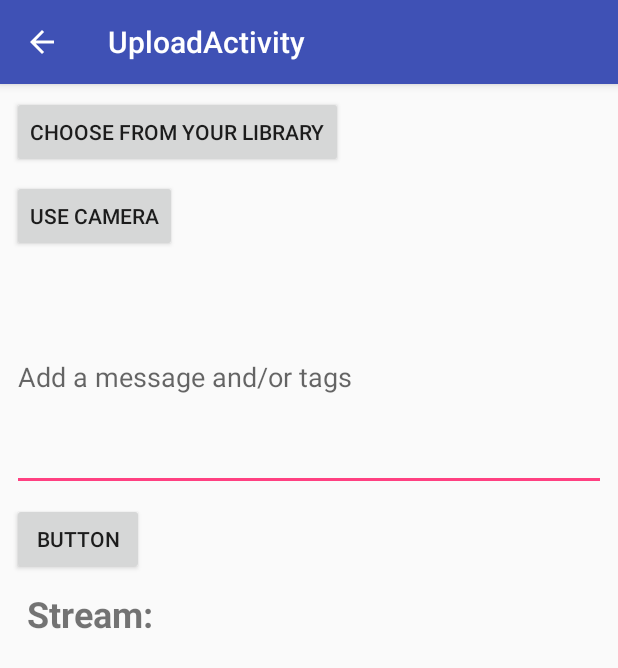
After one commit to rayolanderos/UT-APT-MiniProject, an Android app: the UploadActivity screen opened directly, with no data from a screen before it, on a phone screen of 412 x 824 dp. The commit adds this screen. Shown: the top 668 px of the screen. Run offline under Robolectric (Android 15) with nearby library versions, the phone set to English and light mode, and no system bars.

```diff
--- a/androidapp/Connexus/app/build.gradle
+++ b/androidapp/Connexus/app/build.gradle
@@ -26,5 +26,6 @@ dependencies {
     })
     compile 'com.android.support:appcompat-v7:26.+'
     compile 'com.android.support.constraint:constraint-layout:1.0.2'
+    compile 'com.android.support:design:26.+'
     testCompile 'junit:junit:4.12'
 }
--- /dev/null
+++ b/androidapp/Connexus/app/src/main/java/com/green/apt/connexus/UploadActivity.java
@@ -0,0 +1,42 @@
+package com.green.apt.connexus;
+
+import android.os.Bundle;
+import android.content.Intent;
+import android.support.design.widget.FloatingActionButton;
+import android.support.design.widget.Snackbar;
+import android.support.v7.app.AppCompatActivity;
+import android.support.v7.widget.Toolbar;
+import android.view.View;
+
+import com.green.apt.connexus.controllers.UploadController;
+
+public class UploadActivity extends AppCompatActivity {
+
+    public static final String DISPLAY_MESSAGE = "com.green.apt.connexus.Library";
+    public static final String CAMERA_MESSAGE = "com.green.apt.connexus.OpenCamera";
+    private UploadController controller;
+
+    @Override
+    protected void onCreate(Bundle savedInstanceState) {
+        super.onCreate(savedInstanceState);
+        controller = new UploadController(this);
+        setContentView(R.layout.activity_upload);
+        Toolbar toolbar = (Toolbar) findViewById(R.id.toolbar);
+        setSupportActionBar(toolbar);
+
+        getSupportActionBar().setDisplayHomeAsUpEnabled(true);
+    }
+
+    public void chooseFromLibraryClick(View view) {
+//        Intent intent  = new Intent(this, DisplayMessageActivity.class);
+//        intent.putExtra(EXTRA_MESSAGE, message);
+//        startActivity(intent);
+    }
+
+    public void useCameraClick(View view) {
+        Intent intent  = new Intent(this, CameraActivity.class);
+        intent.putExtra(CAMERA_MESSAGE, "");
+        startActivity(intent);
+    }
+
+}
--- /dev/null
+++ b/androidapp/Connexus/app/src/main/java/com/green/apt/connexus/controllers/UploadController.java
@@ -0,0 +1,20 @@
+package com.green.apt.connexus.controllers;
+
+import android.content.Intent;
+import android.provider.MediaStore;
+
+import com.green.apt.connexus.UploadActivity;
+
+/**
+ * Created by memo on 23/10/17.
+ */
+
+public class UploadController extends BaseController{
+
+    private UploadActivity activity;
+
+    public UploadController(UploadActivity activity) {
+        this.activity = activity;
+    }
+
+}
--- /dev/null
+++ b/androidapp/Connexus/app/src/main/res/layout/activity_upload.xml
@@ -0,0 +1,25 @@
+<?xml version="1.0" encoding="utf-8"?>
+<android.support.design.widget.CoordinatorLayout xmlns:android="http://schemas.android.com/apk/res/android"
+    xmlns:app="http://schemas.android.com/apk/res-auto"
+    xmlns:tools="http://schemas.android.com/tools"
+    android:layout_width="match_parent"
+    android:layout_height="match_parent"
+    tools:context="com.green.apt.connexus.UploadActivity">
+
+    <android.support.design.widget.AppBarLayout
+        android:layout_width="match_parent"
+        android:layout_height="wrap_content"
+        android:theme="@style/AppTheme.AppBarOverlay">
+
+        <android.support.v7.widget.Toolbar
+            android:id="@+id/toolbar"
+            android:layout_width="match_parent"
+            android:layout_height="?attr/actionBarSize"
+            android:background="?attr/colorPrimary"
+            app:popupTheme="@style/AppTheme.PopupOverlay" />
+
+    </android.support.design.widget.AppBarLayout>
+
+    <include layout="@layout/content_upload" />
+
+</android.support.design.widget.CoordinatorLayout>
--- /dev/null
+++ b/androidapp/Connexus/app/src/main/res/layout/content_upload.xml
@@ -0,0 +1,83 @@
+<?xml version="1.0" encoding="utf-8"?>
+<android.support.constraint.ConstraintLayout xmlns:android="http://schemas.android.com/apk/res/android"
+    xmlns:app="http://schemas.android.com/apk/res-auto"
+    xmlns:tools="http://schemas.android.com/tools"
+    android:layout_width="match_parent"
+    android:layout_height="match_parent"
+    app:layout_behavior="@string/appbar_scrolling_view_behavior"
+    tools:context="com.green.apt.connexus.UploadActivity"
+    tools:showIn="@layout/activity_upload">
+
+    <Button
+        android:id="@+id/chooseFromLibraryBtn"
+        android:layout_width="wrap_content"
+        android:layout_height="wrap_content"
+        android:layout_marginLeft="8dp"
+        android:layout_marginTop="8dp"
+        android:onClick="chooseFromLibraryClick"
+        android:text="@string/choose_from_library"
+        app:layout_constraintLeft_toLeftOf="parent"
+        app:layout_constraintTop_toTopOf="parent" />
+
+    <Button
+        android:id="@+id/useCameraBtn"
+        android:layout_width="wrap_content"
+        android:layout_height="wrap_content"
+        android:layout_marginLeft="8dp"
+        android:onClick="useCameraClick"
+        android:text="@string/use_camera"
+        app:layout_constraintLeft_toLeftOf="parent"
+        android:layout_marginTop="8dp"
+        app:layout_constraintTop_toBottomOf="@+id/chooseFromLibraryBtn" />
+
+    <EditText
+        android:id="@+id/messageAndTags"
+        android:layout_width="0dp"
+        android:layout_height="151dp"
+        android:layout_marginLeft="8dp"
+        android:ems="10"
+        android:hint="@string/add_message_or_tags"
+        android:inputType="textMultiLine"
+        android:singleLine="false"
+        app:layout_constraintLeft_toLeftOf="parent"
+        android:layout_marginTop="8dp"
+        app:layout_constraintTop_toBottomOf="@+id/useCameraBtn"
+        android:layout_marginRight="8dp"
+        app:layout_constraintRight_toRightOf="parent"
+        app:layout_constraintHorizontal_bias="0.473" />
+
+    <Button
+        android:id="@+id/button3"
+        android:layout_width="wrap_content"
+        android:layout_height="wrap_content"
+        android:layout_marginLeft="8dp"
+        android:text="Button"
+        app:layout_constraintLeft_toLeftOf="parent"
+        tools:text="@string/upload_button_action"
+        android:layout_marginTop="8dp"
+        app:layout_constraintTop_toBottomOf="@+id/messageAndTags" />
+
+    <TextView
+        android:id="@+id/textView"
+        android:layout_width="wrap_content"
+        android:layout_height="wrap_content"
+        android:layout_marginLeft="18dp"
+        android:layout_marginTop="9dp"
+        android:text="@string/stream_title"
+        android:textSize="24sp"
+        android:textStyle="bold"
+        app:layout_constraintLeft_toLeftOf="parent"
+        app:layout_constraintTop_toBottomOf="@+id/button3" />
+
+    <TextView
+        android:id="@+id/streamTitle"
+        android:layout_width="0dp"
+        android:layout_height="wrap_content"
+        android:layout_marginLeft="8dp"
+        android:layout_marginRight="8dp"
+        android:textSize="18sp"
+        app:layout_constraintLeft_toRightOf="@+id/textView"
+        app:layout_constraintRight_toRightOf="parent"
+        tools:layout_editor_absoluteY="341dp" />
+
+</android.support.constraint.ConstraintLayout>
--- /dev/null
+++ b/androidapp/Connexus/app/src/main/res/values/dimens.xml
@@ -0,0 +1,3 @@
+<resources>
+    <dimen name="fab_margin">16dp</dimen>
+</resources>
--- a/androidapp/Connexus/app/src/main/res/values/strings.xml
+++ b/androidapp/Connexus/app/src/main/res/values/strings.xml
@@ -1,3 +1,11 @@
 <resources>
     <string name="app_name">Connexus</string>
+    <string name="title_activity_upload">UploadActivity</string>
+    <string name="choose_from_library">Choose from your library</string>
+    <string name="use_camera">Use camera</string>
+    <string name="add_message_or_tags">Add a message and/or tags</string>
+    <string name="upload_button_action">Upload</string>
+    <string name="stream_title">Stream:</string>
+    <string name="title_activity_camera">CameraActivity</string>
+    <string name="streams_back_button">Streams</string>
 </resources>
--- a/androidapp/Connexus/app/src/main/res/values/styles.xml
+++ b/androidapp/Connexus/app/src/main/res/values/styles.xml
@@ -8,4 +8,13 @@
         <item name="colorAccent">@color/colorAccent</item>
     </style>
 
+    <style name="AppTheme.NoActionBar">
+        <item name="windowActionBar">false</item>
+        <item name="windowNoTitle">true</item>
+    </style>
+
+    <style name="AppTheme.AppBarOverlay" parent="ThemeOverlay.AppCompat.Dark.ActionBar" />
+
+    <style name="AppTheme.PopupOverlay" parent="ThemeOverlay.AppCompat.Light" />
+
 </resources>
```
Also changed, not shown: androidapp/Connexus/app/src/main/AndroidManifest.xml (+17 -0 lines), androidapp/Connexus/app/src/main/java/com/green/apt/connexus/CameraActivity.java (added, +44 -0 lines), androidapp/Connexus/app/src/main/java/com/green/apt/connexus/MainActivity.java (+10 -0 lines), androidapp/Connexus/app/src/main/java/com/green/apt/connexus/controllers/CameraController.java (added, +55 -0 lines), androidapp/Connexus/app/src/main/java/com/green/apt/connexus/controllers/MainController.java (added, +8 -0 lines), androidapp/Connexus/app/src/main/res/layout/activity_camera.xml (added, +25 -0 lines), androidapp/Connexus/app/src/main/res/layout/activity_main.xml (+12 -0 lines), androidapp/Connexus/app/src/main/res/layout/content_camera.xml (added, +98 -0 lines).
